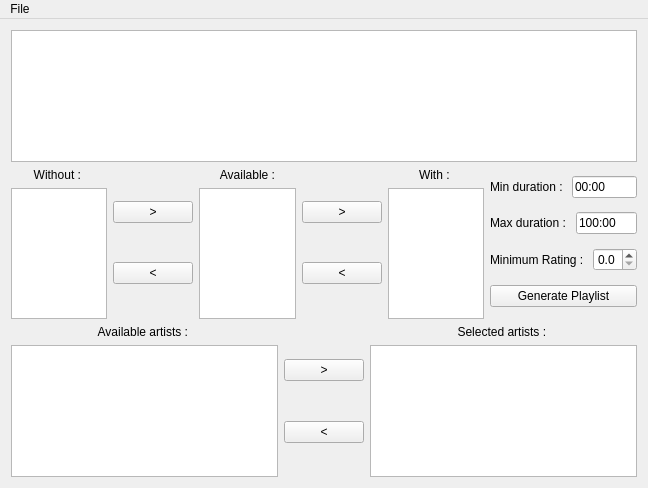
Before: the Qt Designer form src/mainwindow.ui in AdrienPensart/MusicManiac, drawn with Qt 5.
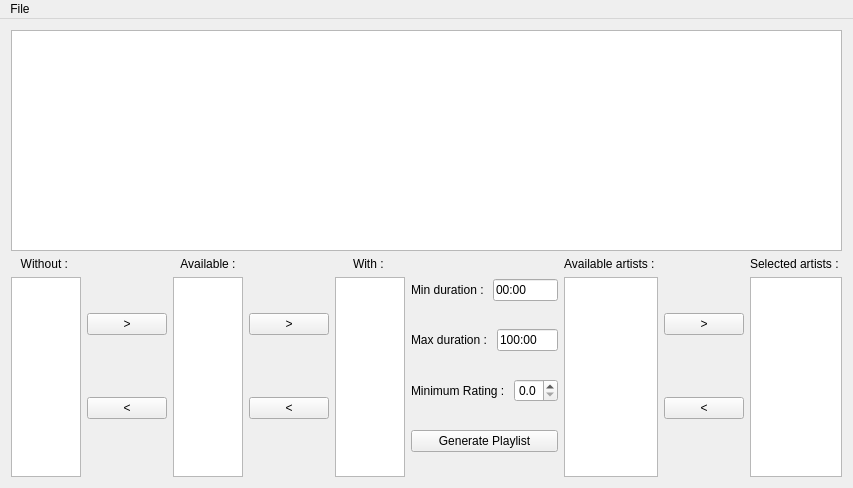
After: the same form once the commit is applied. Icons and pictures are not drawn.

Commit message: with keywords bug and UI layout changed

What changed in the file:
```diff
--- a/src/mainwindow.ui
+++ b/src/mainwindow.ui
@@ -34,6 +34,12 @@
    <layout class="QVBoxLayout" name="verticalLayout">
     <item>
      <widget class="QTableView" name="musicView">
+      <property name="sizePolicy">
+       <sizepolicy hsizetype="Expanding" vsizetype="Expanding">
+        <horstretch>0</horstretch>
+        <verstretch>0</verstretch>
+       </sizepolicy>
+      </property>
       <property name="showDropIndicator" stdset="0">
        <bool>false</bool>
       </property>
@@ -223,8 +229,6 @@
         </item>
        </layout>
       </item>
-     </layout>
-    </item>
     <item>
      <layout class="QHBoxLayout" name="artistLayout">
       <item>
@@ -296,6 +300,8 @@
            <enum>QAbstractItemView::SelectRows</enum>
           </property>
          </widget>
+          </item>
+         </layout>
         </item>
        </layout>
       </item>
```
Lines whose indentation alone changed are shown as unchanged. The commit also changes 2 other files.
